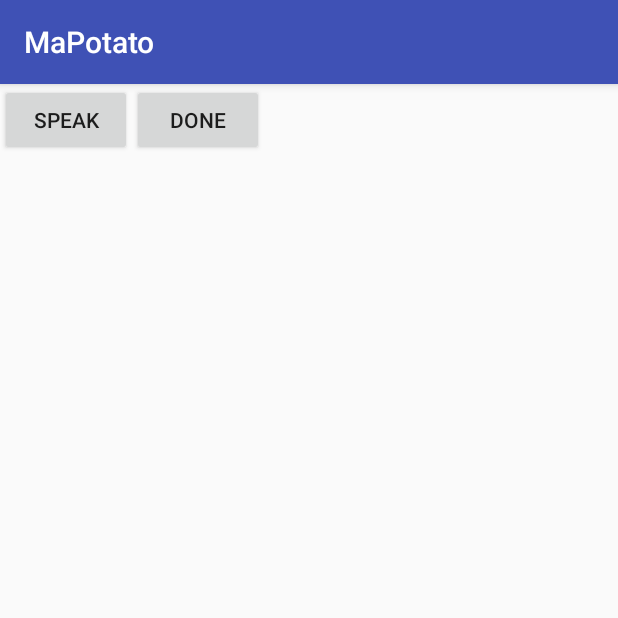
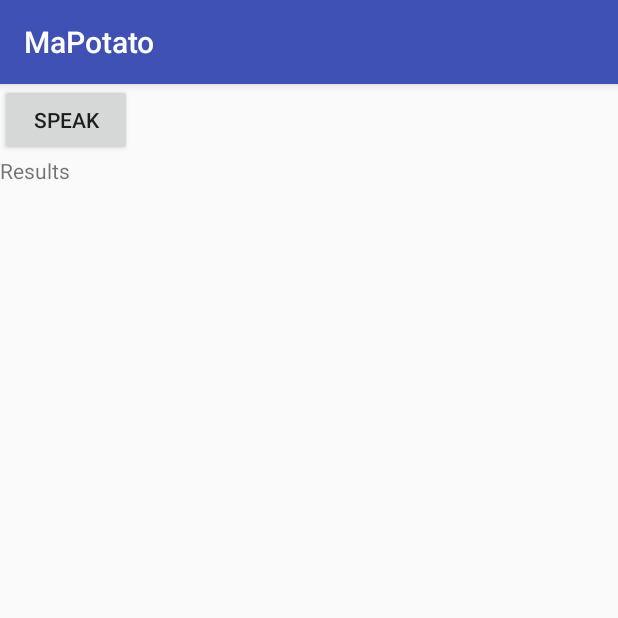
Before and after one commit to silverAndroid/MaPotato, an Android app: the screen it shows after launch (MainActivity), on a phone screen of 412 x 824 dp, the top half of it. Run offline under Robolectric (Android 15) with nearby library versions, the light colour scheme and no system bars; libraries missing offline, so code that uses them is left out: permissions.dispatcher; 1 statement that could not run was skipped.

Commit message:
display speech to text result back to main activity

```diff
--- a/app/src/main/java/krsoftware/mapotato/MainActivity.kt
+++ b/app/src/main/java/krsoftware/mapotato/MainActivity.kt
@@ -22,25 +22,24 @@ class MainActivity : AppCompatActivity() {
         requestSpeechPermissionWithPermissionCheck()
 
         val speechRecognizer : SpeechRecognizer  = SpeechRecognizer.createSpeechRecognizer(this.applicationContext)
-        speechRecognizer.setRecognitionListener(SearchRecognitionListener())
+        speechRecognizer.setRecognitionListener(SearchRecognitionListener(this::updateResults))
 
         val speechIntent : Intent = Intent(RecognizerIntent.ACTION_RECOGNIZE_SPEECH)
         speechIntent.putExtra(RecognizerIntent.EXTRA_LANGUAGE_MODEL, RecognizerIntent.LANGUAGE_MODEL_FREE_FORM)
         speechIntent.putExtra(RecognizerIntent.EXTRA_LANGUAGE_PREFERENCE, "en")
+
         this.speech_button.setOnClickListener {
             speechRecognizer.startListening(speechIntent)
-        }
-
-        this.speech_done.setOnClickListener {
-            speechRecognizer.stopListening()
         }
     }
 
     @NeedsPermission(Manifest.permission.RECORD_AUDIO)
     fun requestSpeechPermission() {
+    }
 
+    fun updateResults(result: String?) {
+        this.text_results.text = result
     }
 
 
-
 }
--- a/app/src/main/res/layout/activity_main.xml
+++ b/app/src/main/res/layout/activity_main.xml
@@ -2,17 +2,17 @@
 <LinearLayout
     android:layout_height="match_parent"
     xmlns:android="http://schemas.android.com/apk/res/android"
-    android:layout_width="match_parent">
+    android:layout_width="match_parent"
+    android:orientation="vertical">
 
     <Button
         android:id="@+id/speech_button"
         android:layout_width="wrap_content"
         android:layout_height="wrap_content"
         android:text="Speak"/>
-
-    <Button
-        android:id="@+id/speech_done"
+    <TextView
+        android:id="@+id/text_results"
         android:layout_width="wrap_content"
         android:layout_height="wrap_content"
-        android:text="Done"/>
+        android:text="Results"/>
 </LinearLayout>
```
Also changed, not shown: app/src/main/java/krsoftware/mapotato/SearchRecognitionListener.kt (+6 -4 lines).
